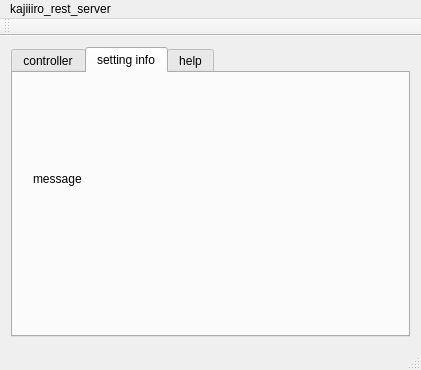
The window that kajiiiro_rest_server/kajiiiro_rest_server.ui (kajiiiro/kajiiiro_rest_server) describes before a commit, drawn with Qt 5.
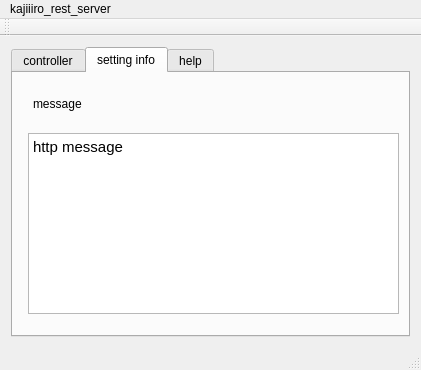
The same window after the commit. The open tabs and pages were chosen to show the change.

```diff
--- a/kajiiiro_rest_server/kajiiiro_rest_server.ui
+++ b/kajiiiro_rest_server/kajiiiro_rest_server.ui
@@ -202,13 +202,30 @@
           <x>20</x>
           <y>20</y>
           <width>341</width>
-          <height>171</height>
+          <height>21</height>
          </rect>
         </property>
         <property name="text">
          <string>message</string>
         </property>
        </widget>
+       <widget class="QTextBrowser" name="textBrowser">
+        <property name="geometry">
+         <rect>
+          <x>15</x>
+          <y>60</y>
+          <width>371</width>
+          <height>181</height>
+         </rect>
+        </property>
+        <property name="html">
+         <string>&lt;!DOCTYPE HTML PUBLIC &quot;-//W3C//DTD HTML 4.0//EN&quot; &quot;http://www.w3.org/TR/REC-html40/strict.dtd&quot;&gt;
+&lt;html&gt;&lt;head&gt;&lt;meta name=&quot;qrichtext&quot; content=&quot;1&quot; /&gt;&lt;style type=&quot;text/css&quot;&gt;
+p, li { white-space: pre-wrap; }
+&lt;/style&gt;&lt;/head&gt;&lt;body style=&quot; font-family:'Ubuntu'; font-size:11pt; font-weight:400; font-style:normal;&quot;&gt;
+&lt;p style=&quot; margin-top:0px; margin-bottom:0px; margin-left:0px; margin-right:0px; -qt-block-indent:0; text-indent:0px;&quot;&gt;http message&lt;/p&gt;&lt;/body&gt;&lt;/html&gt;</string>
+        </property>
+       </widget>
       </widget>
       <widget class="QWidget" name="tab_help">
        <attribute name="title">
```
